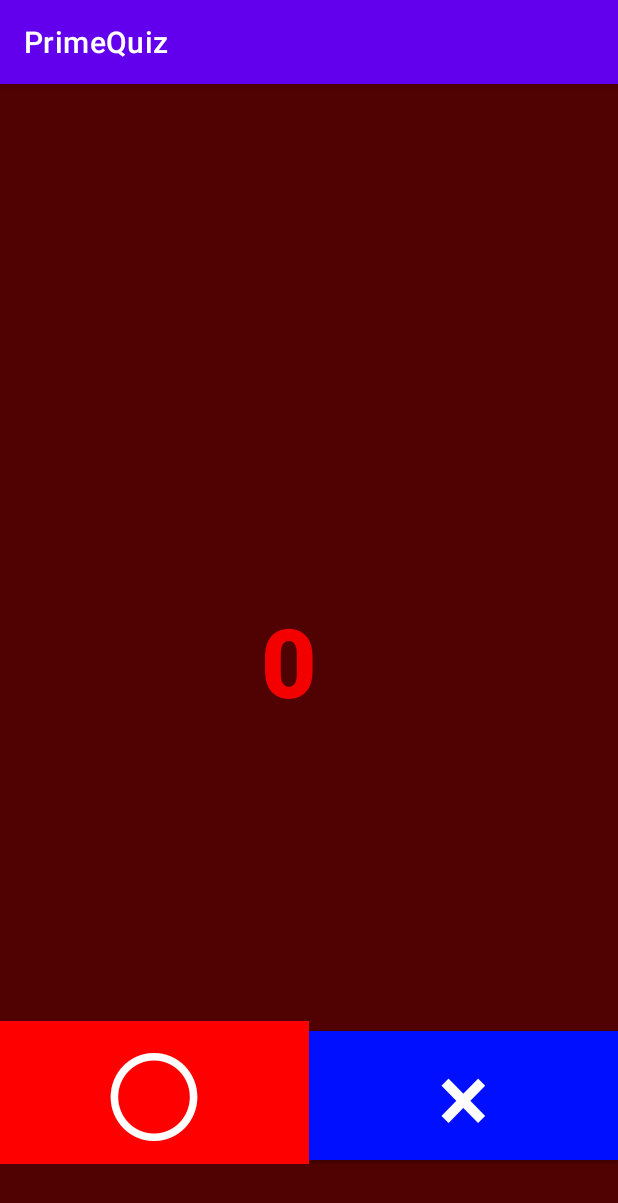
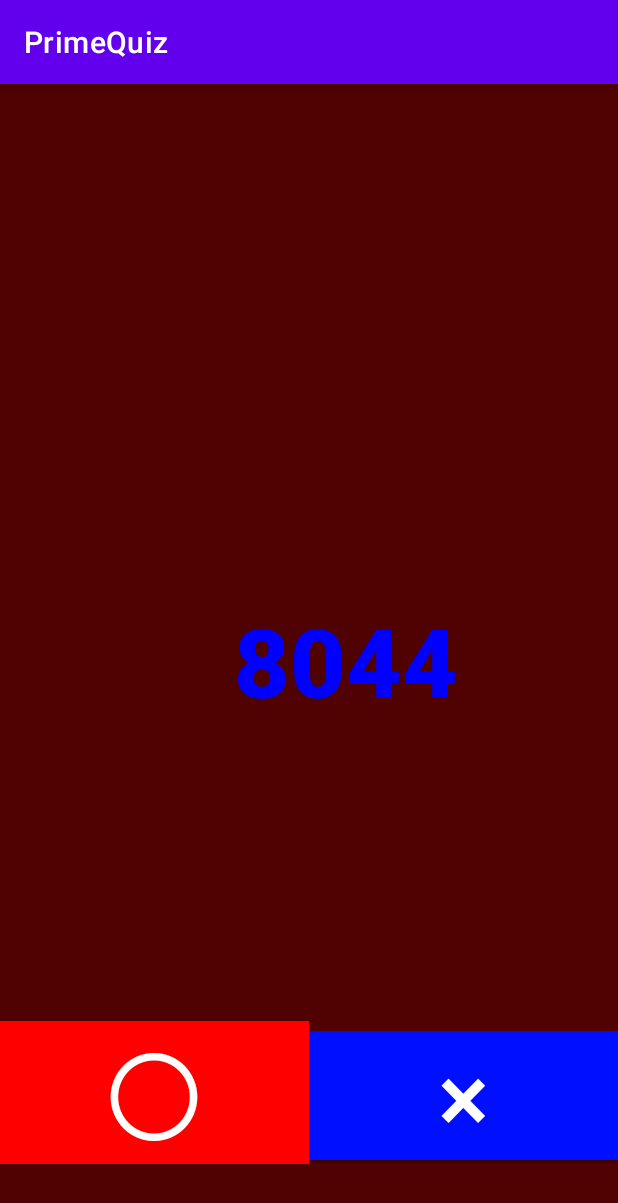
Before and after one commit to Soushi-Miki/Android_Sosuu, an Android app: the screen it shows after launch (MainActivity), on a phone screen of 412 x 824 dp. Shown: the top 1203 px of the screen. Run offline under Robolectric (Android 15) with nearby library versions, the light colour scheme and no system bars.

Commit message:
素数クイズ_06 完成1

```diff
--- a/app/src/main/java/app/miki/mikiso/primequiz/MainActivity.kt
+++ b/app/src/main/java/app/miki/mikiso/primequiz/MainActivity.kt
@@ -24,10 +24,16 @@ class MainActivity : AppCompatActivity() {
         setContentView(R.layout.activity_main)
 
         for (i in 0 until QUESTION_COUNT) {
-            val number = random.nextInt(1000)
+            val number = random.nextInt(10000)
             Log.d("Number", "Question" + number.toString())
             questions[i] = number
         }
+
+        point = 0
+        answerCount = 0
+
+        textView.text = questions[answerCount].toString()+""
+        textView.setTextColor(Color.BLUE)
     }
     fun maru(V: View) {
         var answer = true
@@ -37,9 +43,13 @@ class MainActivity : AppCompatActivity() {
         for (i in 2 until number) {
             if (number % i == 0) {
                 answer = false
+                Log.d("answer","割れた数" + i.toString())
                 break
             }
         }
+
+        Log.d("judge","true or false" + answer.toString())
+
         if (answer){
             Toast.makeText(this,"正解",Toast.LENGTH_SHORT).show()
         }else{
@@ -71,9 +81,13 @@ class MainActivity : AppCompatActivity() {
         for (i in 2 until number) {
             if (number % i == 0) {
                 answer = true
+                Log.d("answer", "割れた数" + i.toString())
                 break
             }
         }
+
+        Log.d("judge","true or false" + answer.toString())
+
         if (answer) {
             Toast.makeText(this, "正解", Toast.LENGTH_SHORT).show()
         } else {
@@ -81,9 +95,9 @@ class MainActivity : AppCompatActivity() {
         }
         if (answer) {
             point++
-            Log.d("batsu", "不正解" + point.toString())
+            Log.d("maru", "正解" + point.toString())
         } else {
-            Log.d("batsu", "正解")
+            Log.d("maru", "不正解")
         }
         answerCount++
         if (answerCount == QUESTION_COUNT) {
--- a/app/src/main/res/layout/activity_main.xml
+++ b/app/src/main/res/layout/activity_main.xml
@@ -11,7 +11,7 @@
         android:id="@+id/textView"
         android:layout_width="wrap_content"
         android:layout_height="wrap_content"
-        android:layout_marginStart="174dp"
+        android:layout_marginStart="156dp"
         android:fontFamily="sans-serif-black"
         android:text="0"
         android:textColor="#F30000"
```
